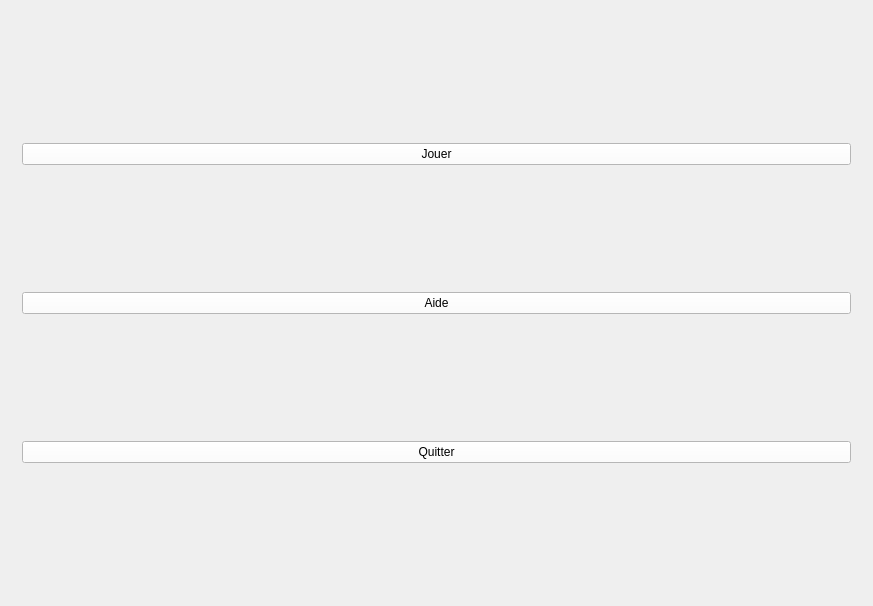
First picture: the form in ui/mainwindow.ui, repository NadjibBelaribi/time-bomb-game, before the edit.
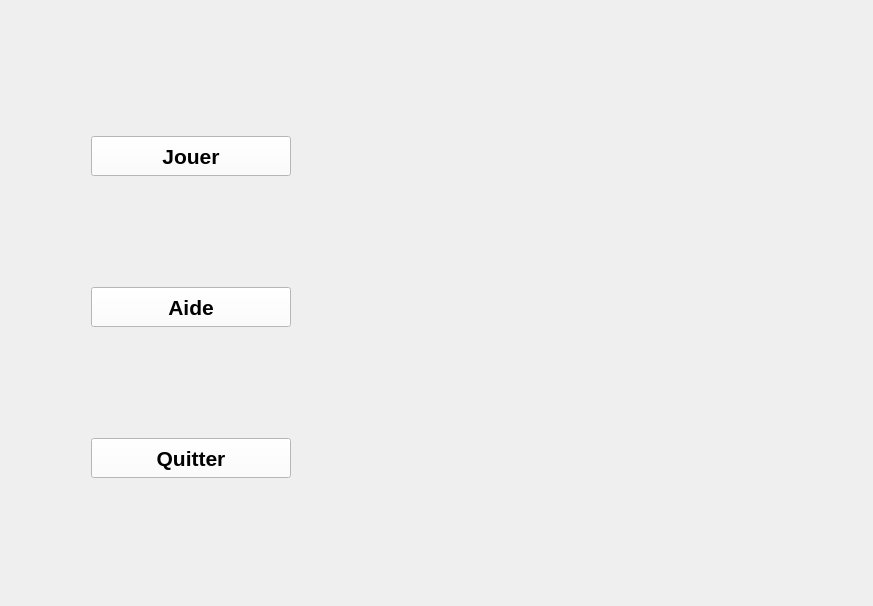
Second picture: the form after the edit. The open tabs and pages were chosen to show the change. Icons and pictures are not drawn.

```diff
--- a/ui/mainwindow.ui
+++ b/ui/mainwindow.ui
@@ -32,19 +32,62 @@
    <property name="styleSheet">
     <string notr="true"/>
    </property>
-   <layout class="QVBoxLayout" name="verticalLayout_2">
+   <layout class="QVBoxLayout" name="verticalLayout_2" stretch="0">
+    <property name="sizeConstraint">
+     <enum>QLayout::SetMaximumSize</enum>
+    </property>
+    <property name="leftMargin">
+     <number>80</number>
+    </property>
+    <property name="topMargin">
+     <number>20</number>
+    </property>
     <item>
      <widget class="QStackedWidget" name="menu">
+      <property name="sizePolicy">
+       <sizepolicy hsizetype="Preferred" vsizetype="Preferred">
+        <horstretch>0</horstretch>
+        <verstretch>0</verstretch>
+       </sizepolicy>
+      </property>
       <property name="styleSheet">
        <string notr="true"/>
       </property>
       <property name="currentIndex">
-       <number>0</number>
+       <number>3</number>
       </property>
       <widget class="QWidget" name="start">
        <layout class="QVBoxLayout" name="verticalLayout">
         <item>
          <widget class="QPushButton" name="playB">
+          <property name="enabled">
+           <bool>true</bool>
+          </property>
+          <property name="sizePolicy">
+           <sizepolicy hsizetype="Fixed" vsizetype="Fixed">
+            <horstretch>0</horstretch>
+            <verstretch>0</verstretch>
+           </sizepolicy>
+          </property>
+          <property name="minimumSize">
+           <size>
+            <width>0</width>
+            <height>40</height>
+           </size>
+          </property>
+          <property name="maximumSize">
+           <size>
+            <width>200</width>
+            <height>16777215</height>
+           </size>
+          </property>
+          <property name="font">
+           <font>
+            <pointsize>16</pointsize>
+            <weight>75</weight>
+            <bold>true</bold>
+           </font>
+          </property>
           <property name="text">
            <string>Jouer</string>
           </property>
@@ -52,6 +95,25 @@
         </item>
         <item>
          <widget class="QPushButton" name="help">
+          <property name="minimumSize">
+           <size>
+            <width>0</width>
+            <height>40</height>
+           </size>
+          </property>
+          <property name="maximumSize">
+           <size>
+            <width>200</width>
+            <height>16777215</height>
+           </size>
+          </property>
+          <property name="font">
+           <font>
+            <pointsize>16</pointsize>
+            <weight>75</weight>
+            <bold>true</bold>
+           </font>
+          </property>
           <property name="text">
            <string>Aide</string>
           </property>
@@ -59,6 +121,25 @@
         </item>
         <item>
          <widget class="QPushButton" name="pushButton_3">
+          <property name="minimumSize">
+           <size>
+            <width>0</width>
+            <height>40</height>
+           </size>
+          </property>
+          <property name="maximumSize">
+           <size>
+            <width>200</width>
+            <height>16777215</height>
+           </size>
+          </property>
+          <property name="font">
+           <font>
+            <pointsize>16</pointsize>
+            <weight>75</weight>
+            <bold>true</bold>
+           </font>
+          </property>
           <property name="text">
            <string>Quitter</string>
           </property>
@@ -308,9 +389,9 @@
          <string>&lt;!DOCTYPE HTML PUBLIC &quot;-//W3C//DTD HTML 4.0//EN&quot; &quot;http://www.w3.org/TR/REC-html40/strict.dtd&quot;&gt;
 &lt;html&gt;&lt;head&gt;&lt;meta name=&quot;qrichtext&quot; content=&quot;1&quot; /&gt;&lt;style type=&quot;text/css&quot;&gt;
 p, li { white-space: pre-wrap; }
-&lt;/style&gt;&lt;/head&gt;&lt;body style=&quot; font-family:'Ubuntu'; font-size:11pt; font-weight:400; font-style:normal;&quot;&gt;
-&lt;p style=&quot; margin-top:0px; margin-bottom:0px; margin-left:0px; margin-right:0px; -qt-block-indent:0; text-indent:0px;&quot;&gt;Rounds&lt;/p&gt;
-&lt;p style=&quot;-qt-paragraph-type:empty; margin-top:0px; margin-bottom:0px; margin-left:0px; margin-right:0px; -qt-block-indent:0; text-indent:0px;&quot;&gt;&lt;br /&gt;&lt;/p&gt;&lt;/body&gt;&lt;/html&gt;</string>
+&lt;/style&gt;&lt;/head&gt;&lt;body style=&quot; font-family:'Sans Serif'; font-size:9pt; font-weight:400; font-style:normal;&quot;&gt;
+&lt;p style=&quot; margin-top:0px; margin-bottom:0px; margin-left:0px; margin-right:0px; -qt-block-indent:0; text-indent:0px;&quot;&gt;&lt;span style=&quot; font-family:'Ubuntu'; font-size:11pt;&quot;&gt;Rounds&lt;/span&gt;&lt;/p&gt;
+&lt;p style=&quot;-qt-paragraph-type:empty; margin-top:0px; margin-bottom:0px; margin-left:0px; margin-right:0px; -qt-block-indent:0; text-indent:0px; font-family:'Ubuntu'; font-size:11pt;&quot;&gt;&lt;br /&gt;&lt;/p&gt;&lt;/body&gt;&lt;/html&gt;</string>
         </property>
        </widget>
        <widget class="QTextBrowser" name="textBrowser_2">
@@ -326,8 +407,8 @@
          <string>&lt;!DOCTYPE HTML PUBLIC &quot;-//W3C//DTD HTML 4.0//EN&quot; &quot;http://www.w3.org/TR/REC-html40/strict.dtd&quot;&gt;
 &lt;html&gt;&lt;head&gt;&lt;meta name=&quot;qrichtext&quot; content=&quot;1&quot; /&gt;&lt;style type=&quot;text/css&quot;&gt;
 p, li { white-space: pre-wrap; }
-&lt;/style&gt;&lt;/head&gt;&lt;body style=&quot; font-family:'Ubuntu'; font-size:11pt; font-weight:400; font-style:normal;&quot;&gt;
-&lt;p style=&quot; margin-top:0px; margin-bottom:0px; margin-left:0px; margin-right:0px; -qt-block-indent:0; text-indent:0px;&quot;&gt;Defusings&lt;/p&gt;&lt;/body&gt;&lt;/html&gt;</string>
+&lt;/style&gt;&lt;/head&gt;&lt;body style=&quot; font-family:'Sans Serif'; font-size:9pt; font-weight:400; font-style:normal;&quot;&gt;
+&lt;p style=&quot; margin-top:0px; margin-bottom:0px; margin-left:0px; margin-right:0px; -qt-block-indent:0; text-indent:0px;&quot;&gt;&lt;span style=&quot; font-family:'Ubuntu'; font-size:11pt;&quot;&gt;Defusings&lt;/span&gt;&lt;/p&gt;&lt;/body&gt;&lt;/html&gt;</string>
         </property>
        </widget>
        <widget class="QTextBrowser" name="textBrowser_3">
@@ -343,8 +424,8 @@
          <string>&lt;!DOCTYPE HTML PUBLIC &quot;-//W3C//DTD HTML 4.0//EN&quot; &quot;http://www.w3.org/TR/REC-html40/strict.dtd&quot;&gt;
 &lt;html&gt;&lt;head&gt;&lt;meta name=&quot;qrichtext&quot; content=&quot;1&quot; /&gt;&lt;style type=&quot;text/css&quot;&gt;
 p, li { white-space: pre-wrap; }
-&lt;/style&gt;&lt;/head&gt;&lt;body style=&quot; font-family:'Ubuntu'; font-size:11pt; font-weight:400; font-style:normal;&quot;&gt;
-&lt;p style=&quot; margin-top:0px; margin-bottom:0px; margin-left:0px; margin-right:0px; -qt-block-indent:0; text-indent:0px;&quot;&gt;        Tour&lt;/p&gt;&lt;/body&gt;&lt;/html&gt;</string>
+&lt;/style&gt;&lt;/head&gt;&lt;body style=&quot; font-family:'Sans Serif'; font-size:9pt; font-weight:400; font-style:normal;&quot;&gt;
+&lt;p style=&quot; margin-top:0px; margin-bottom:0px; margin-left:0px; margin-right:0px; -qt-block-indent:0; text-indent:0px;&quot;&gt;&lt;span style=&quot; font-family:'Ubuntu'; font-size:11pt;&quot;&gt;        Tour&lt;/span&gt;&lt;/p&gt;&lt;/body&gt;&lt;/html&gt;</string>
         </property>
        </widget>
        <widget class="QWidget" name="horizontalLayoutWidget">
```
